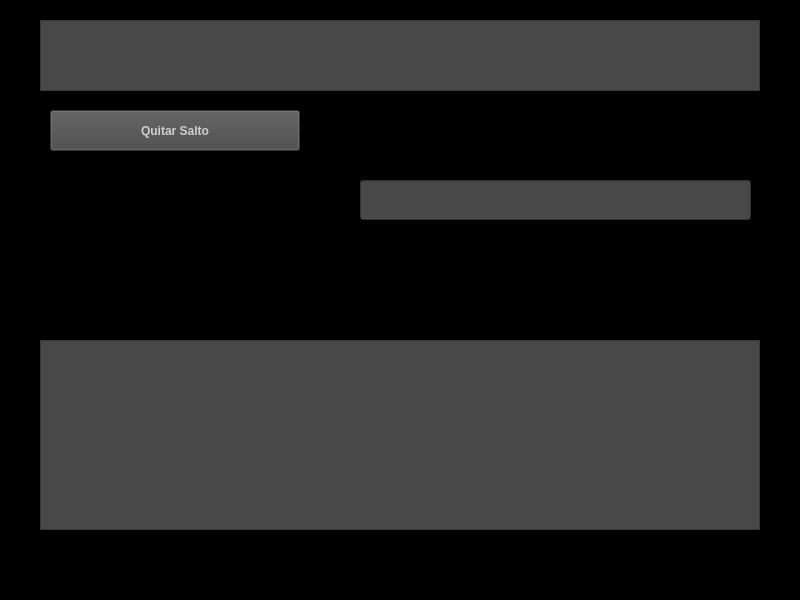
chocolatito/python-functional-codes, file textoCopiado.ui: the form before one commit.
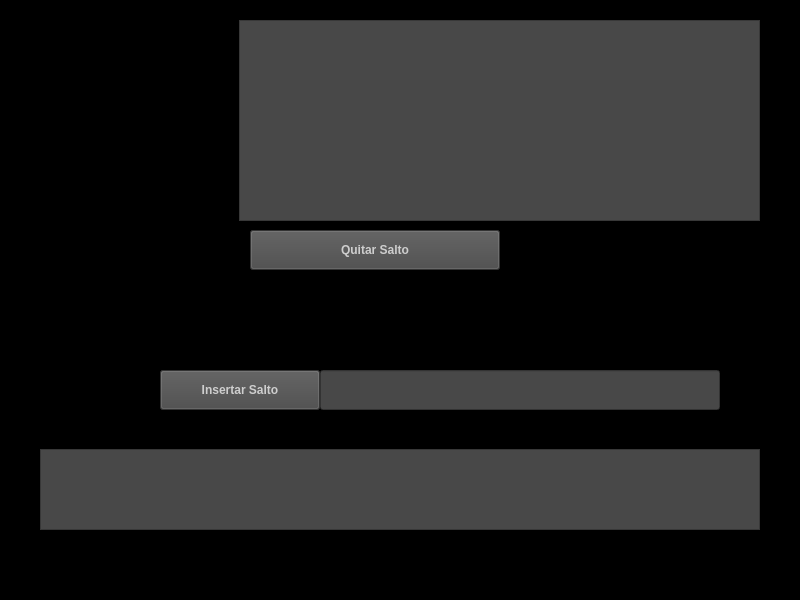
The form after the commit.

Patch:
```diff
--- a/textoCopiado.ui
+++ b/textoCopiado.ui
@@ -23,10 +23,10 @@
    <widget class="QTextEdit" name="textEdit">
     <property name="geometry">
      <rect>
-      <x>40</x>
+      <x>239</x>
       <y>20</y>
-      <width>720</width>
-      <height>71</height>
+      <width>521</width>
+      <height>201</height>
      </rect>
     </property>
     <property name="font">
@@ -50,6 +50,9 @@
     <property name="tabChangesFocus">
      <bool>false</bool>
     </property>
+    <property name="lineWrapColumnOrWidth">
+     <number>1</number>
+    </property>
     <property name="html">
      <string>&lt;!DOCTYPE HTML PUBLIC &quot;-//W3C//DTD HTML 4.0//EN&quot; &quot;http://www.w3.org/TR/REC-html40/strict.dtd&quot;&gt;
 &lt;html&gt;&lt;head&gt;&lt;meta name=&quot;qrichtext&quot; content=&quot;1&quot; /&gt;&lt;style type=&quot;text/css&quot;&gt;
@@ -61,10 +64,10 @@
    <widget class="QPushButton" name="pushButton">
     <property name="geometry">
      <rect>
-      <x>50</x>
-      <y>110</y>
+      <x>250</x>
+      <y>230</y>
       <width>250</width>
-      <height>41</height>
+      <height>40</height>
      </rect>
     </property>
     <property name="font">
@@ -90,9 +93,9 @@
     <property name="geometry">
      <rect>
       <x>40</x>
-      <y>340</y>
+      <y>449</y>
       <width>720</width>
-      <height>190</height>
+      <height>81</height>
      </rect>
     </property>
     <property name="styleSheet">
@@ -107,9 +110,9 @@
    <widget class="QLineEdit" name="lineEdit">
     <property name="geometry">
      <rect>
-      <x>360</x>
-      <y>180</y>
-      <width>391</width>
+      <x>320</x>
+      <y>370</y>
+      <width>400</width>
       <height>40</height>
      </rect>
     </property>
@@ -119,6 +122,34 @@
 </string>
     </property>
    </widget>
+   <widget class="QPushButton" name="pushButton_Insertar">
+    <property name="geometry">
+     <rect>
+      <x>160</x>
+      <y>370</y>
+      <width>160</width>
+      <height>40</height>
+     </rect>
+    </property>
+    <property name="font">
+     <font>
+      <weight>75</weight>
+      <bold>true</bold>
+     </font>
+    </property>
+    <property name="statusTip">
+     <string/>
+    </property>
+    <property name="styleSheet">
+     <string notr="true">background-color: rgb(72, 72, 72);
+border-color: rgb(85, 255, 255);
+color: rgb(206, 206, 206);
+</string>
+    </property>
+    <property name="text">
+     <string>Insertar Salto</string>
+    </property>
+   </widget>
   </widget>
   <widget class="QMenuBar" name="menubar">
    <property name="geometry">
```
Left out of the diff: 2 changed lines with no effect on the pictures.
